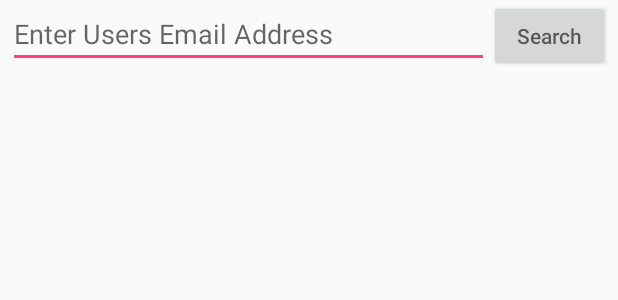
After one commit to generalkolo/Realm-Contacts, an Android app: the layout activity_delete_contact.xml on its own in the app's theme, with its tools: preview values and no code run, on a phone screen of 412 x 824 dp. The commit adds this screen. Shown: the top 300 px of the screen. Run offline under Robolectric (Android 15) with nearby library versions, the phone set to English and light mode, and no system bars.

Commit message:
deleteContact java class file and layout added

```diff
--- a/app/src/main/AndroidManifest.xml
+++ b/app/src/main/AndroidManifest.xml
@@ -18,7 +18,8 @@
         </activity>
         <activity android:name=".addContact" />
         <activity android:name=".readContacts" />
-        <activity android:name=".updateContact"></activity>
+        <activity android:name=".updateContact" />
+        <activity android:name=".deleteContact"></activity>
     </application>
 
 </manifest>
--- a/app/src/main/java/com/semanientreprise/realmcontacts/MainActivity.java
+++ b/app/src/main/java/com/semanientreprise/realmcontacts/MainActivity.java
@@ -32,6 +32,7 @@ public class MainActivity extends AppCompatActivity {
                 startActivity(new Intent(this,updateContact.class));
                 break;
             case R.id.deleteContact:
+                startActivity(new Intent(this,deleteContact.class));
                 break;
         }
     }
--- a/app/src/main/java/com/semanientreprise/realmcontacts/updateContact.java
+++ b/app/src/main/java/com/semanientreprise/realmcontacts/updateContact.java
@@ -15,6 +15,7 @@ import butterknife.BindView;
 import butterknife.ButterKnife;
 import butterknife.OnClick;
 import io.realm.Realm;
+import io.realm.RealmObject;
 
 public class updateContact extends AppCompatActivity {
 
--- /dev/null
+++ b/app/src/main/res/drawable/ic_email.xml
@@ -0,0 +1,9 @@
+<vector xmlns:android="http://schemas.android.com/apk/res/android"
+        android:width="24dp"
+        android:height="24dp"
+        android:viewportWidth="24.0"
+        android:viewportHeight="24.0">
+    <path
+        android:fillColor="#FF000000"
+        android:pathData="M20,4L4,4c-1.1,0 -1.99,0.9 -1.99,2L2,18c0,1.1 0.9,2 2,2h16c1.1,0 2,-0.9 2,-2L22,6c0,-1.1 -0.9,-2 -2,-2zM20,8l-8,5 -8,-5L4,6l8,5 8,-5v2z"/>
+</vector>
--- /dev/null
+++ b/app/src/main/res/drawable/ic_person.xml
@@ -0,0 +1,9 @@
+<vector xmlns:android="http://schemas.android.com/apk/res/android"
+        android:width="24dp"
+        android:height="24dp"
+        android:viewportWidth="24.0"
+        android:viewportHeight="24.0">
+    <path
+        android:fillColor="#FF000000"
+        android:pathData="M12,12c2.21,0 4,-1.79 4,-4s-1.79,-4 -4,-4 -4,1.79 -4,4 1.79,4 4,4zM12,14c-2.67,0 -8,1.34 -8,4v2h16v-2c0,-2.66 -5.33,-4 -8,-4z"/>
+</vector>
--- /dev/null
+++ b/app/src/main/res/drawable/ic_phone.xml
@@ -0,0 +1,9 @@
+<vector xmlns:android="http://schemas.android.com/apk/res/android"
+        android:width="24dp"
+        android:height="24dp"
+        android:viewportWidth="24.0"
+        android:viewportHeight="24.0">
+    <path
+        android:fillColor="#FF000000"
+        android:pathData="M6.62,10.79c1.44,2.83 3.76,5.14 6.59,6.59l2.2,-2.2c0.27,-0.27 0.67,-0.36 1.02,-0.24 1.12,0.37 2.33,0.57 3.57,0.57 0.55,0 1,0.45 1,1V20c0,0.55 -0.45,1 -1,1 -9.39,0 -17,-7.61 -17,-17 0,-0.55 0.45,-1 1,-1h3.5c0.55,0 1,0.45 1,1 0,1.25 0.2,2.45 0.57,3.57 0.11,0.35 0.03,0.74 -0.25,1.02l-2.2,2.2z"/>
+</vector>
--- /dev/null
+++ b/app/src/main/res/layout/activity_delete_contact.xml
@@ -0,0 +1,108 @@
+<?xml version="1.0" encoding="utf-8"?>
+<RelativeLayout xmlns:android="http://schemas.android.com/apk/res/android"
+    xmlns:tools="http://schemas.android.com/tools"
+    android:layout_width="match_parent"
+    android:layout_height="match_parent"
+    tools:context="com.semanientreprise.realmcontacts.deleteContact">
+
+    <LinearLayout
+        android:id="@+id/searchContainer"
+        android:layout_width="match_parent"
+        android:layout_height="wrap_content"
+        android:layout_marginLeft="5dp"
+        android:layout_marginRight="5dp"
+        android:orientation="horizontal">
+
+        <EditText
+            android:id="@+id/search_emailAddress"
+            android:layout_width="0dp"
+            android:layout_height="wrap_content"
+            android:layout_weight="4"
+            android:hint="Enter Users Email Address"
+            android:inputType="textEmailAddress" />
+
+        <Button
+            android:id="@+id/search_btn"
+            android:layout_width="0dp"
+            android:layout_height="wrap_content"
+            android:layout_weight="1"
+            android:hint="Search" />
+
+    </LinearLayout>
+
+    <RelativeLayout
+        android:id="@+id/searchResultContainer"
+        android:layout_width="match_parent"
+        android:layout_height="wrap_content"
+        android:layout_below="@+id/searchContainer"
+        android:layout_marginLeft="5dp"
+        android:layout_marginRight="5dp"
+        android:layout_marginTop="50dp"
+        android:visibility="gone"
+        >
+
+        <LinearLayout
+            android:id="@+id/delete_nameContainer"
+            android:layout_width="match_parent"
+            android:layout_height="wrap_content"
+            android:orientation="horizontal">
+
+            <TextView
+                android:id="@+id/delete_firstName"
+                android:layout_width="0dp"
+                android:layout_height="wrap_content"
+                android:layout_weight="1"
+                android:drawableLeft="@drawable/ic_person"
+                android:hint="First Name"
+                android:textSize="19sp" />
+
+            <TextView
+                android:id="@+id/delete_lastName"
+                android:layout_width="0dp"
+                android:layout_height="wrap_content"
+                android:layout_weight="1"
+                android:drawableLeft="@drawable/ic_person"
+                android:hint="Last Name"
+                android:textSize="19sp" />
+
+        </LinearLayout>
+
+        <LinearLayout
+            android:layout_width="match_parent"
+            android:layout_height="wrap_content"
+            android:layout_below="@+id/delete_nameContainer"
+            android:orientation="vertical">
+
+            <TextView
+                android:id="@+id/delete_email"
+                android:layout_width="match_parent"
+                android:layout_height="wrap_content"
+                android:layout_marginTop="10dp"
+                android:drawableLeft="@drawable/ic_email"
+                android:hint="Email"
+                android:textSize="19sp" />
+
+            <TextView
+                android:id="@+id/delete_phone_number"
+                android:layout_width="match_parent"
+                android:layout_height="wrap_content"
+                android:layout_marginTop="10dp"
+                android:drawableLeft="@drawable/ic_phone"
+                android:hint="Phone Number"
+                android:textSize="19sp" />
+
+            <Button
+                android:id="@+id/delete_btn"
+                android:layout_width="wrap_content"
+                android:layout_height="wrap_content"
+                android:layout_gravity="center"
+                android:layout_marginTop="10dp"
+                android:backgroundTint="#ef1616"
+                android:text="Delete"
+                android:textColor="#fff" />
+
+        </LinearLayout>
+
+    </RelativeLayout>
+
+</RelativeLayout>
```
Also changed, not shown: app/src/main/java/com/semanientreprise/realmcontacts/deleteContact.java (added, +120 -0 lines).
